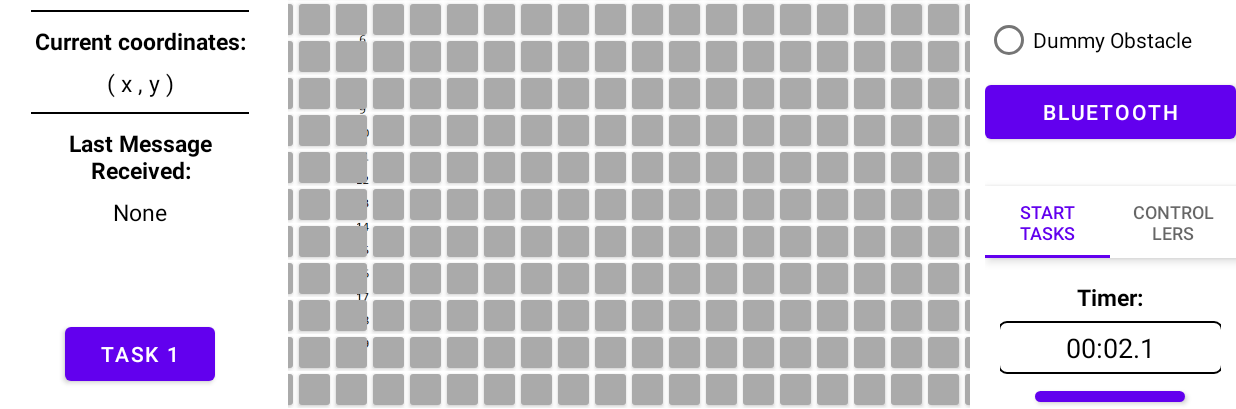
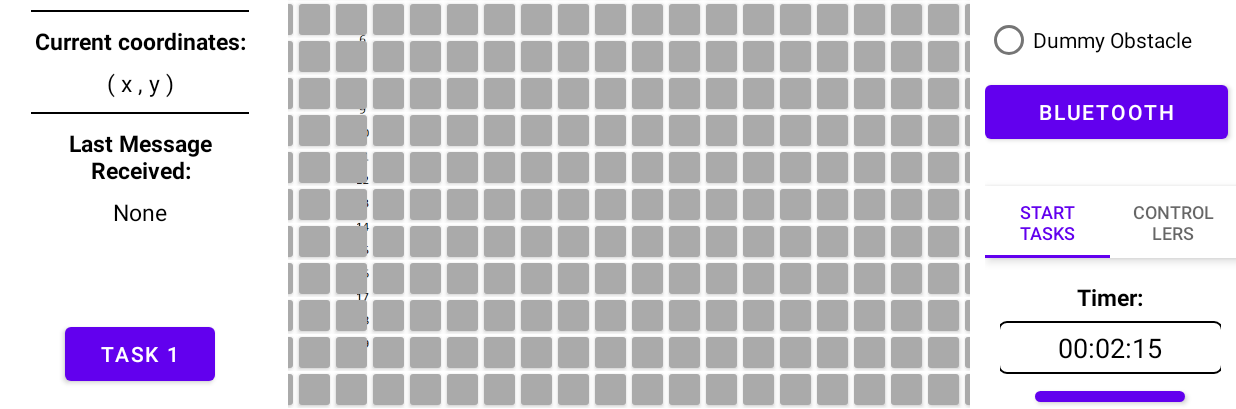
Before and after one commit to vintageyj/CE-CZ-3004-MDP-GRP42, an Android app: the screen it shows after launch (TaskActivity), after a tap on "TASK 1", on a phone screen of 824 x 412 dp (held sideways). Shown: the part 192-601 px from the top of the screen. Run offline under Robolectric (Android 15) with nearby library versions, the phone set to English and light mode, and no system bars; our stand-ins replace navigation-ui.

Commit message:
Fixed Timer Bug

```diff
--- a/Android/MDPController/app/src/main/java/ntu/mdp/grp42/fragment/ArenaFragment.java
+++ b/Android/MDPController/app/src/main/java/ntu/mdp/grp42/fragment/ArenaFragment.java
@@ -172,7 +172,7 @@ public class ArenaFragment extends Fragment implements View.OnClickListener {
 
     public void rotateRobotLeft() {
         if (robotIV != null) {
-            robotIV.setRotation((robotIV.getRotation() - 90) % 360);
+            robotIV.setRotation((robotIV.getRotation() + 270) % 360);
             leftStatusFragment.setRobotDirection((int) robotIV.getRotation() / 90);
         }
         else
@@ -314,7 +314,7 @@ public class ArenaFragment extends Fragment implements View.OnClickListener {
         int[] cellPos = new int[2];
         arenaCell.getLocationInWindow(cellPos);
         robotIV.setVisibility(View.VISIBLE);
-        robotIV.setX(arenaCell.getX());
+        robotIV.setX(arenaCell.getX() - dpToPixels(25));
         robotIV.setY(cellPos[1] -
 //                dpToPixels(24) -
                 dpToPixels(50));
@@ -322,7 +322,7 @@ public class ArenaFragment extends Fragment implements View.OnClickListener {
 
         spawnBox.setVisibility(View.VISIBLE);
         spawnBox.setX(arenaCell.getX() - dpToPixels(25));
-        spawnBox.setY(cellPos[1] - dpToPixels(26) - dpToPixels(50));
+        spawnBox.setY(cellPos[1] - dpToPixels(31) - dpToPixels(50));
 
         leftStatusFragment.setRobotCoordinates(arenaCell.x, arenaCell.y);
     }
--- a/Android/MDPController/app/src/main/java/ntu/mdp/grp42/fragment/TimerFragment.java
+++ b/Android/MDPController/app/src/main/java/ntu/mdp/grp42/fragment/TimerFragment.java
@@ -99,6 +99,7 @@ public class TimerFragment extends Fragment {
         ((TextView)v.findViewById(R.id.timer)).setText("00:00:00");
         secs = 0;
         mins = 0;
+        elapsedTime = 0;
     }
 
     public static void taskEffect(){
@@ -122,6 +123,11 @@ public class TimerFragment extends Fragment {
             mHandler.postDelayed(this,REFRESH_RATE);
         }
     };
+
+    private String formatTime(int minutes, int seconds, int milliseconds) {
+        return String.format("%02d", minutes) + ":" + String.format("%02d", seconds) + ":" +String.format("%02d", milliseconds);
+    }
+
 
     private static void updateTimer (float time){
         secs = (long)(time/1000);
@@ -173,9 +179,10 @@ public class TimerFragment extends Fragment {
             milliseconds = "00";
         }
 
-        milliseconds = milliseconds.substring(milliseconds.length()-3, milliseconds.length()-2);
+//        milliseconds = milliseconds.substring(milliseconds.length()-3, milliseconds.length()-2);
 
         /* Setting the timer text to the elapsed time */
-        ((TextView)v.findViewById(R.id.timer)).setText( minutes + ":" + seconds+"." + milliseconds);
+        String currentTime = String.format("%02d", (int) mins) + ":" + String.format("%02d", (int) secs) + ":" + String.format("%2d", ((int)time / 10) % 100);
+        ((TextView)v.findViewById(R.id.timer)).setText(currentTime);
     }//end Update Timer
 }
--- a/Android/MDPController/app/src/main/res/layout/fragment_arena.xml
+++ b/Android/MDPController/app/src/main/res/layout/fragment_arena.xml
@@ -43,8 +43,8 @@
 
     <ImageView
         android:id="@+id/robotIV"
-        android:layout_width="50dp"
-        android:layout_height="50dp"
+        android:layout_width="75dp"
+        android:layout_height="75dp"
         android:elevation="4dp"
         android:visibility="invisible"
         app:srcCompat="@drawable/ic_baseline_keyboard_double_arrow_up_24"/>
--- a/Android/MDPController/app/src/main/res/layout/fragment_right_control.xml
+++ b/Android/MDPController/app/src/main/res/layout/fragment_right_control.xml
@@ -48,6 +48,7 @@
             android:id="@+id/bluetoothBtn"
             android:layout_width="match_parent"
             android:layout_height="wrap_content"
+            android:layout_marginRight="5dp"
             android:text="Bluetooth" />
     </LinearLayout>
 </RelativeLayout>
```
Also changed, not shown: Android/MDPController/app/src/main/AndroidManifest.xml (+7 -4 lines), Android/MDPController/app/src/main/java/ntu/mdp/grp42/ResultsActivity.java (added, +14 -0 lines), Android/MDPController/app/src/main/res/layout/activity_results.xml (added, +9 -0 lines).
